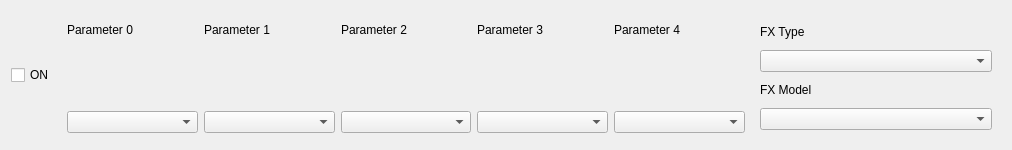
Above: ui/pedal.ui from StarAurryon/lpedit before the change. Below: the same form after it.
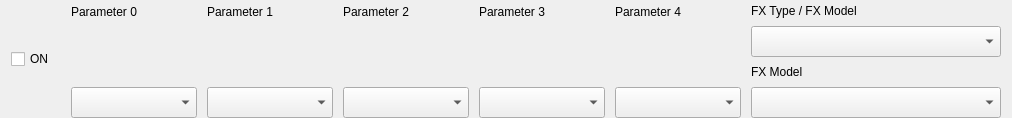
That is the form after the change.

What changed in the file:
```diff
--- a/ui/pedal.ui
+++ b/ui/pedal.ui
@@ -7,27 +7,34 @@
     <x>0</x>
     <y>0</y>
     <width>1012</width>
-    <height>150</height>
+    <height>118</height>
    </rect>
   </property>
   <property name="minimumSize">
    <size>
     <width>0</width>
-    <height>150</height>
+    <height>118</height>
    </size>
   </property>
   <property name="maximumSize">
    <size>
     <width>16777215</width>
-    <height>150</height>
+    <height>118</height>
    </size>
   </property>
   <property name="windowTitle">
    <string>Form</string>
   </property>
   <layout class="QHBoxLayout" name="horizontalLayout_2">
-   <item>
-    <layout class="QHBoxLayout" name="mainHorzLayout">
+   <property name="spacing">
+    <number>10</number>
+   </property>
+   <property name="topMargin">
+    <number>0</number>
+   </property>
+   <property name="bottomMargin">
+    <number>0</number>
+   </property>
      <item>
       <widget class="QCheckBox" name="onStatus">
        <property name="minimumSize">
@@ -48,12 +55,31 @@
       </widget>
      </item>
      <item>
-      <layout class="QVBoxLayout" name="param0Layout">
-       <property name="bottomMargin">
+    <widget class="QWidget" name="param0Container" native="true">
+     <layout class="QVBoxLayout" name="verticalLayout_5">
+      <property name="spacing">
         <number>6</number>
        </property>
+      <property name="leftMargin">
+       <number>0</number>
+      </property>
+      <property name="topMargin">
+       <number>0</number>
+      </property>
+      <property name="rightMargin">
+       <number>0</number>
+      </property>
+      <property name="bottomMargin">
+       <number>0</number>
+      </property>
        <item>
         <widget class="QLabel" name="param0Lbl">
+        <property name="maximumSize">
+         <size>
+          <width>16777215</width>
+          <height>24</height>
+         </size>
+        </property>
          <property name="text">
           <string>Parameter 0</string>
          </property>
@@ -64,7 +90,13 @@
          <property name="minimumSize">
           <size>
            <width>0</width>
-           <height>50</height>
+          <height>52</height>
+         </size>
+        </property>
+        <property name="maximumSize">
+         <size>
+          <width>16777215</width>
+          <height>52</height>
           </size>
          </property>
          <layout class="QGridLayout" name="gridLayout_4">
@@ -84,11 +116,6 @@
            <number>0</number>
           </property>
           <item row="0" column="0">
-           <layout class="QGridLayout" name="param0KnobL">
-            <property name="spacing">
-             <number>0</number>
-            </property>
-            <item row="0" column="0">
              <widget class="QWidget" name="param0Knob" native="true">
               <property name="minimumSize">
                <size>
@@ -105,22 +132,53 @@
              </widget>
             </item>
            </layout>
-          </item>
-         </layout>
         </widget>
        </item>
        <item>
-        <widget class="QComboBox" name="param0Value"/>
-       </item>
-      </layout>
+       <widget class="QComboBox" name="param0Value">
+        <property name="minimumSize">
+         <size>
+          <width>0</width>
+          <height>31</height>
+         </size>
+        </property>
+        <property name="maximumSize">
+         <size>
+          <width>16777215</width>
+          <height>31</height>
+         </size>
+        </property>
+       </widget>
+      </item>
+     </layout>
+    </widget>
      </item>
      <item>
-      <layout class="QVBoxLayout" name="param1Layout">
-       <property name="bottomMargin">
+    <widget class="QWidget" name="param1Container" native="true">
+     <layout class="QVBoxLayout" name="verticalLayout_2">
+      <property name="spacing">
         <number>6</number>
        </property>
+      <property name="leftMargin">
+       <number>0</number>
+      </property>
+      <property name="topMargin">
+       <number>0</number>
+      </property>
+      <property name="rightMargin">
+       <number>0</number>
+      </property>
+      <property name="bottomMargin">
+       <number>0</number>
+      </property>
        <item>
         <widget class="QLabel" name="param1Lbl">
+        <property name="maximumSize">
+         <size>
+          <width>16777215</width>
+          <height>24</height>
+         </size>
+        </property>
          <property name="text">
           <string>Parameter 1</string>
          </property>
@@ -131,10 +189,16 @@
          <property name="minimumSize">
           <size>
            <width>0</width>
-           <height>50</height>
-          </size>
-         </property>
-         <layout class="QGridLayout" name="gridLayout_2">
+          <height>52</height>
+         </size>
+        </property>
+        <property name="maximumSize">
+         <size>
+          <width>16777215</width>
+          <height>52</height>
+         </size>
+        </property>
+        <layout class="QGridLayout" name="gridLayout">
           <property name="leftMargin">
            <number>0</number>
           </property>
@@ -147,11 +211,6 @@
           <property name="bottomMargin">
            <number>0</number>
           </property>
-          <property name="spacing">
-           <number>0</number>
-          </property>
-          <item row="0" column="0">
-           <layout class="QGridLayout" name="param1KnobL">
             <property name="spacing">
              <number>0</number>
             </property>
@@ -172,22 +231,50 @@
              </widget>
             </item>
            </layout>
-          </item>
-         </layout>
         </widget>
        </item>
        <item>
-        <widget class="QComboBox" name="param1Value"/>
-       </item>
-      </layout>
+       <widget class="QComboBox" name="param1Value">
+        <property name="minimumSize">
+         <size>
+          <width>0</width>
+          <height>31</height>
+         </size>
+        </property>
+        <property name="maximumSize">
+         <size>
+          <width>16777215</width>
+          <height>31</height>
+         </size>
+        </property>
+       </widget>
+      </item>
+     </layout>
+    </widget>
      </item>
      <item>
-      <layout class="QVBoxLayout" name="param2Layout">
+    <widget class="QWidget" name="param2Container" native="true">
+     <layout class="QVBoxLayout" name="verticalLayout">
+      <property name="leftMargin">
+       <number>0</number>
+      </property>
+      <property name="topMargin">
+       <number>0</number>
+      </property>
+      <property name="rightMargin">
+       <number>0</number>
+      </property>
        <property name="bottomMargin">
-        <number>6</number>
+       <number>0</number>
        </property>
        <item>
         <widget class="QLabel" name="param2Lbl">
+        <property name="maximumSize">
+         <size>
+          <width>16777215</width>
+          <height>24</height>
+         </size>
+        </property>
          <property name="text">
           <string>Parameter 2</string>
          </property>
@@ -198,10 +285,16 @@
          <property name="minimumSize">
           <size>
            <width>0</width>
-           <height>50</height>
-          </size>
-         </property>
-         <layout class="QGridLayout" name="gridLayout">
+          <height>52</height>
+         </size>
+        </property>
+        <property name="maximumSize">
+         <size>
+          <width>16777215</width>
+          <height>52</height>
+         </size>
+        </property>
+        <layout class="QGridLayout" name="gridLayout_2">
           <property name="leftMargin">
            <number>0</number>
           </property>
@@ -214,11 +307,6 @@
           <property name="bottomMargin">
            <number>0</number>
           </property>
-          <property name="spacing">
-           <number>0</number>
-          </property>
-          <item row="0" column="0">
-           <layout class="QGridLayout" name="param2KnobL">
             <property name="spacing">
              <number>0</number>
             </property>
@@ -239,22 +327,50 @@
              </widget>
             </item>
            </layout>
-          </item>
-         </layout>
         </widget>
        </item>
        <item>
-        <widget class="QComboBox" name="param2Value"/>
-       </item>
-      </layout>
+       <widget class="QComboBox" name="param2Value">
+        <property name="minimumSize">
+         <size>
+          <width>0</width>
+          <height>31</height>
+         </size>
+        </property>
+        <property name="maximumSize">
+         <size>
+          <width>16777215</width>
+          <height>31</height>
+         </size>
+        </property>
+       </widget>
+      </item>
+     </layout>
+    </widget>
      </item>
      <item>
-      <layout class="QVBoxLayout" name="param3Layout">
+    <widget class="QWidget" name="param3Container" native="true">
+     <layout class="QVBoxLayout" name="verticalLayout_3">
+      <property name="leftMargin">
+       <number>0</number>
+      </property>
+      <property name="topMargin">
+       <number>0</number>
+      </property>
+      <property name="rightMargin">
+       <number>0</number>
+      </property>
        <property name="bottomMargin">
-        <number>6</number>
+       <number>0</number>
        </property>
        <item>
         <widget class="QLabel" name="param3Lbl">
+        <property name="maximumSize">
+         <size>
+          <width>16777215</width>
+          <height>24</height>
+         </size>
+        </property>
          <property name="text">
           <string>Parameter 3</string>
          </property>
@@ -265,10 +381,16 @@
          <property name="minimumSize">
           <size>
            <width>0</width>
-           <height>50</height>
-          </size>
-         </property>
-         <layout class="QGridLayout" name="gridLayout_5">
+          <height>52</height>
+         </size>
+        </property>
+        <property name="maximumSize">
+         <size>
+          <width>16777215</width>
+          <height>52</height>
+         </size>
+        </property>
+        <layout class="QGridLayout" name="gridLayout_3">
           <property name="leftMargin">
            <number>0</number>
           </property>
@@ -281,11 +403,6 @@
           <property name="bottomMargin">
            <number>0</number>
           </property>
-          <property name="spacing">
-           <number>0</number>
-          </property>
-          <item row="0" column="0">
-           <layout class="QGridLayout" name="param3KnobL">
             <property name="spacing">
              <number>0</number>
             </property>
@@ -306,22 +423,50 @@
              </widget>
             </item>
            </layout>
-          </item>
-         </layout>
         </widget>
        </item>
        <item>
-        <widget class="QComboBox" name="param3Value"/>
-       </item>
-      </layout>
+       <widget class="QComboBox" name="param3Value">
+        <property name="minimumSize">
+         <size>
+          <width>0</width>
+          <height>31</height>
+         </size>
+        </property>
+        <property name="maximumSize">
+         <size>
+          <width>16777215</width>
+          <height>31</height>
+         </size>
+        </property>
+       </widget>
+      </item>
+     </layout>
+    </widget>
      </item>
      <item>
-      <layout class="QVBoxLayout" name="param4Layout">
+    <widget class="QWidget" name="param4Container" native="true">
+     <layout class="QVBoxLayout" name="verticalLayout_4">
+      <property name="leftMargin">
+       <number>0</number>
+      </property>
+      <property name="topMargin">
+       <number>0</number>
+      </property>
+      <property name="rightMargin">
+       <number>0</number>
+      </property>
        <property name="bottomMargin">
-        <number>6</number>
+       <number>0</number>
        </property>
        <item>
         <widget class="QLabel" name="param4Lbl">
+        <property name="maximumSize">
+         <size>
+          <width>16777215</width>
+          <height>24</height>
+         </size>
+        </property>
          <property name="text">
           <string>Parameter 4</string>
          </property>
@@ -332,10 +477,16 @@
          <property name="minimumSize">
           <size>
            <width>0</width>
-           <height>50</height>
-          </size>
-         </property>
-         <layout class="QGridLayout" name="gridLayout_3">
+          <height>52</height>
+         </size>
+        </property>
+        <property name="maximumSize">
+         <size>
+          <width>16777215</width>
+          <height>52</height>
+         </size>
+        </property>
+        <layout class="QGridLayout" name="gridLayout_5">
           <property name="leftMargin">
            <number>0</number>
           </property>
@@ -348,11 +499,6 @@
           <property name="bottomMargin">
            <number>0</number>
           </property>
-          <property name="spacing">
-           <number>0</number>
-          </property>
-          <item row="0" column="0">
-           <layout class="QGridLayout" name="param4KnobL">
             <property name="spacing">
              <number>0</number>
             </property>
@@ -373,14 +519,26 @@
              </widget>
             </item>
            </layout>
-          </item>
-         </layout>
         </widget>
        </item>
        <item>
-        <widget class="QComboBox" name="param4Value"/>
-       </item>
-      </layout>
+       <widget class="QComboBox" name="param4Value">
+        <property name="minimumSize">
+         <size>
+          <width>0</width>
+          <height>31</height>
+         </size>
+        </property>
+        <property name="maximumSize">
+         <size>
+          <width>16777215</width>
+          <height>31</height>
+         </size>
+        </property>
+       </widget>
+      </item>
+     </layout>
+    </widget>
      </item>
      <item>
       <widget class="QWidget" name="fxModelWidget" native="true">
@@ -403,34 +561,78 @@
         </size>
        </property>
        <layout class="QVBoxLayout" name="verticalLayout_7">
-        <item>
-         <layout class="QVBoxLayout" name="fxModelLayout">
+      <property name="leftMargin">
+       <number>0</number>
+      </property>
+      <property name="topMargin">
+       <number>2</number>
+      </property>
+      <property name="rightMargin">
+       <number>0</number>
+      </property>
+      <property name="bottomMargin">
+       <number>0</number>
+      </property>
           <item>
            <widget class="QLabel" name="fxTypeLbl">
+        <property name="maximumSize">
+         <size>
+          <width>16777215</width>
+          <height>24</height>
+         </size>
+        </property>
             <property name="text">
-             <string>FX Type</string>
+         <string>FX Type / FX Model</string>
             </property>
            </widget>
           </item>
           <item>
-           <widget class="QComboBox" name="fxType"/>
+       <widget class="QComboBox" name="fxType">
+        <property name="minimumSize">
+         <size>
+          <width>0</width>
+          <height>31</height>
+         </size>
+        </property>
+        <property name="maximumSize">
+         <size>
+          <width>16777215</width>
+          <height>31</height>
+         </size>
+        </property>
+       </widget>
           </item>
           <item>
            <widget class="QLabel" name="fxModelLbl">
+        <property name="maximumSize">
+         <size>
+          <width>16777215</width>
+          <height>24</height>
+         </size>
+        </property>
             <property name="text">
              <string>FX Model</string>
             </property>
            </widget>
           </item>
           <item>
-           <widget class="QComboBox" name="fxModel"/>
-          </item>
-         </layout>
-        </item>
-       </layout>
+       <widget class="QComboBox" name="fxModel">
+        <property name="minimumSize">
+         <size>
+          <width>0</width>
+          <height>31</height>
+         </size>
+        </property>
+        <property name="maximumSize">
+         <size>
+          <width>16777215</width>
+          <height>31</height>
+         </size>
+        </property>
       </widget>
      </item>
     </layout>
+    </widget>
    </item>
   </layout>
  </widget>
```
Lines whose indentation alone changed are shown as unchanged.
